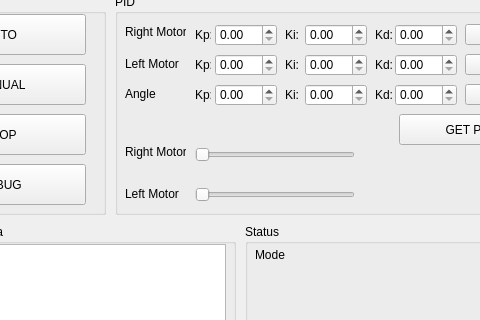
nhatmicls/ManualControl, file GUI/MK1.ui: the form before one commit; both pictures show x 115 to 595 and y 136 to 456 of the 1280 by 720 pixel window.
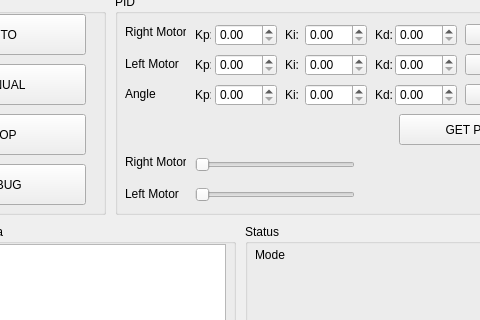
The form after the commit. Icons and pictures are not drawn. Custom widgets are drawn as their Qt base class.

```diff
--- a/GUI/MK1.ui
+++ b/GUI/MK1.ui
@@ -829,7 +829,7 @@
      <property name="geometry">
       <rect>
        <x>80</x>
-       <y>150</y>
+       <y>160</y>
        <width>160</width>
        <height>22</height>
       </rect>
@@ -861,7 +861,7 @@
      <property name="geometry">
       <rect>
        <x>10</x>
-       <y>150</y>
+       <y>160</y>
        <width>61</width>
        <height>16</height>
       </rect>
```
Left out of the diff: 26 changed lines with no effect on the pictures.
